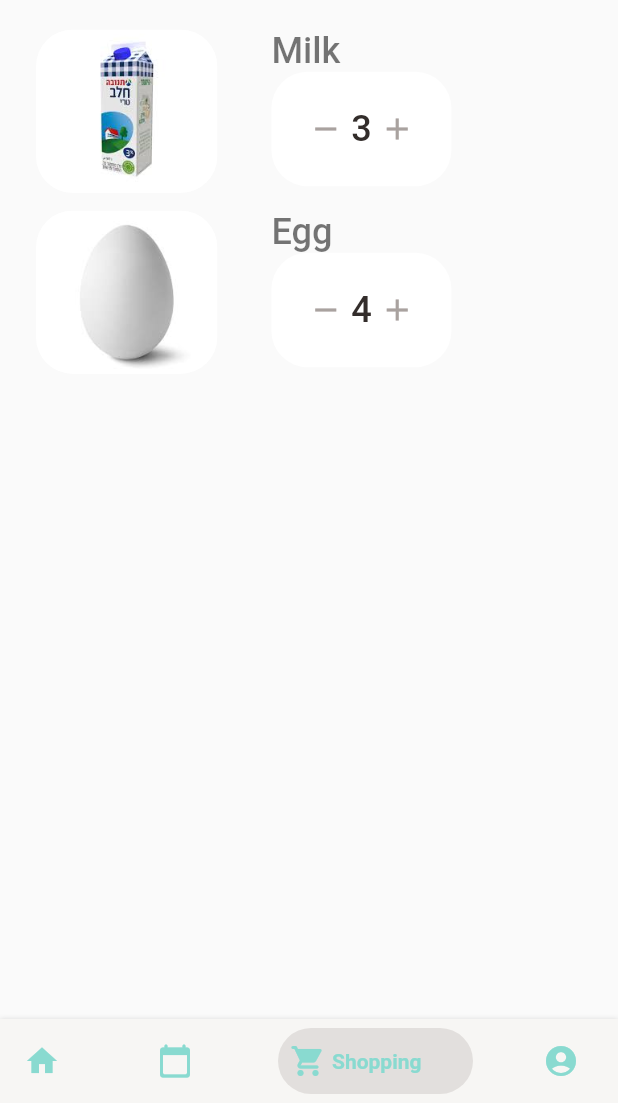
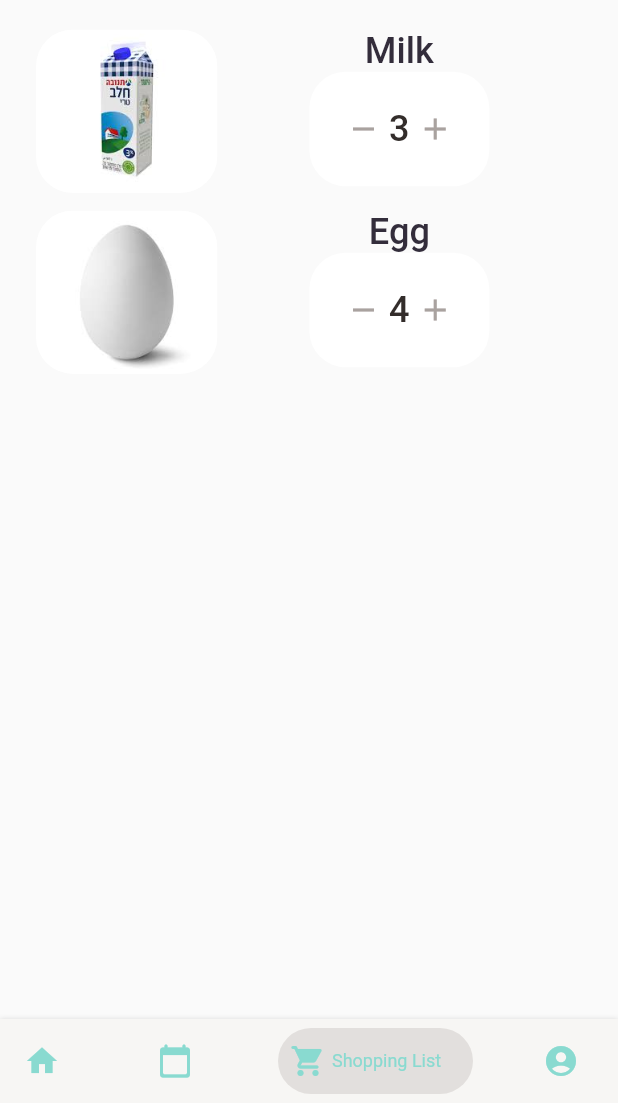
Before and after one commit to coralavital/Final_Project, a Flutter app: the screen it shows once a user with an empty profile is signed in, swiped to page 3, on a phone screen of 412 x 824 dp, the part 133-1236 px from its top. Run offline on Flutter 3.47's test engine with Material 2 defaults, Android fonts, the phone set to English and light mode, and no system bars; drawn by our look-alikes of bottom_navy_bar, dropdown_button2; our stand-ins replace dots_indicator, firebase_auth, firebase_core, get, shared_preferences; missing offline and left inert: flutterfire_ui; accounts and stored records are empty; network calls fail.

Commit message:
some changes

```diff
--- a/lib/pages/home/home_page.dart
+++ b/lib/pages/home/home_page.dart
@@ -1,6 +1,7 @@
 // imports
 import 'package:bottom_navy_bar/bottom_navy_bar.dart';
 import 'package:final_project/pages/lists/shopping_list.dart';
+import 'package:final_project/widgets/small_text.dart';
 import 'package:flutter/material.dart';
 import 'package:final_project/pages/lists/products_list.dart';
 import 'package:final_project/pages/home/main_page.dart';
@@ -60,33 +61,33 @@ class _HomePageState extends State<HomePage> {
         items: <BottomNavyBarItem>[
           BottomNavyBarItem(
               activeColor: AppColors.paraColor,
-              title: Text(
-                'Home',
-                style: TextStyle(color: AppColors.mainColor),
+              title: SmallText(
+                text: 'Home',
+                color: AppColors.mainColor,
               ),
               icon: Icon(Icons.home, color: AppColors.mainColor)),
           BottomNavyBarItem(
               activeColor: AppColors.paraColor,
-              title: Text(
-                'Expired',
-                style: TextStyle(color: AppColors.mainColor),
+              title: SmallText(
+                text: 'Product List',
+                color: AppColors.mainColor,
               ),
               icon: Icon(Icons.calendar_today_rounded,
                   color: AppColors.mainColor)),
           BottomNavyBarItem(
               activeColor: AppColors.paraColor,
-              title: Text(
-                'Shopping',
-                style: TextStyle(color: AppColors.mainColor),
+              title: SmallText(
+                text: 'Shopping List',
+                color: AppColors.mainColor,
               ),
               icon: Icon(Icons.shopping_cart_rounded,
                   color: AppColors.mainColor)),
           BottomNavyBarItem(
             activeColor: AppColors.paraColor,
-            title: Text(
-              'Me',
-              style: TextStyle(color: AppColors.mainColor),
-            ),
+           title: SmallText(
+                text: 'Me',
+                color: AppColors.mainColor,
+              ),
             icon:
                 Icon(Icons.account_circle_rounded, color: AppColors.mainColor),
           ),
--- a/lib/pages/lists/products_list.dart
+++ b/lib/pages/lists/products_list.dart
@@ -128,7 +128,7 @@ class ListPage extends StatelessWidget {
                                                   ),
                                                   onPressed: () {},
                                                   child: SmallText(
-                                                    text: "Add to cart",
+                                                    text: "Add To Shopping List",
                                                     color: Colors.white,
                                                     size: Dimensions.size10,
                                                     fontWeight: FontWeight.w500,
--- a/lib/pages/lists/shopping_list.dart
+++ b/lib/pages/lists/shopping_list.dart
@@ -58,7 +58,8 @@ class ShoppingPage extends StatelessWidget {
                                                       .getItems[index].img!,
                                                 ),
                                               ),
-                                            borderRadius: BorderRadius.circular(
+                                              borderRadius:
+                                                  BorderRadius.circular(
                                                 Dimensions.size20,
                                               ),
                                               color: Colors.white,
@@ -72,15 +73,21 @@ class ShoppingPage extends StatelessWidget {
                                             crossAxisAlignment:
                                                 CrossAxisAlignment.start,
                                             children: [
+                                              Row(
+                                                mainAxisAlignment:
+                                                    MainAxisAlignment.center,
+                                                children: [
                                                   BigText(
                                                     text: listController
                                                         .getItems[index].name!,
-                                                color: Colors.black54,
+                                                    color: AppColors
+                                                        .mainBlackColor,
+                                                  ),
+                                                ],
                                               ),
                                               Row(
                                                 mainAxisAlignment:
-                                                    MainAxisAlignment
-                                                        .spaceBetween,
+                                                    MainAxisAlignment.center,
                                                 children: [
                                                   Container(
                                                     padding: EdgeInsets.all(
```
Lines whose indentation alone changed are shown as unchanged.
